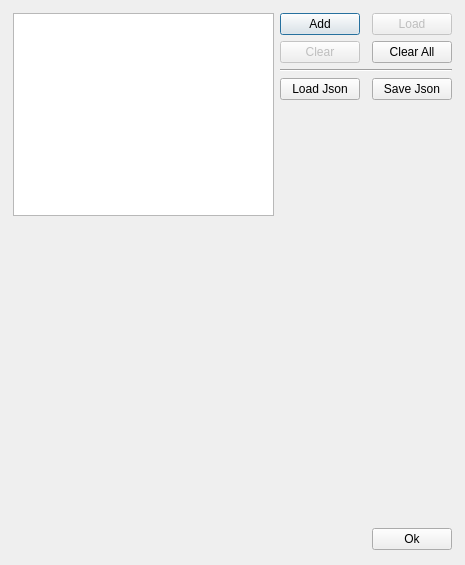
Before: the Qt Designer form SpidrMpx3Eq/qcstmBHWindow.ui in navrit/dexter, drawn with Qt 5.
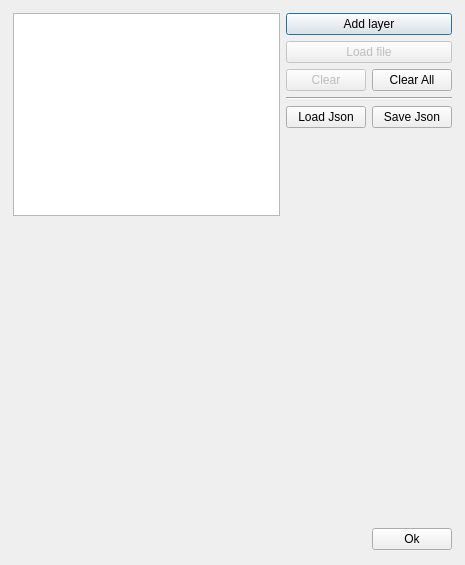
After: the same form once the commit is applied. Custom widgets are drawn as their Qt base class.

```diff
--- a/SpidrMpx3Eq/qcstmBHWindow.ui
+++ b/SpidrMpx3Eq/qcstmBHWindow.ui
@@ -51,7 +51,7 @@
       </item>
       <item>
        <layout class="QGridLayout" name="gridLayout">
-        <item row="1" column="0">
+        <item row="2" column="0">
          <widget class="QPushButton" name="clearButton">
           <property name="enabled">
            <bool>false</bool>
@@ -61,7 +61,7 @@
           </property>
          </widget>
         </item>
-        <item row="4" column="2">
+        <item row="5" column="1">
          <spacer name="verticalSpacer">
           <property name="orientation">
            <enum>Qt::Vertical</enum>
@@ -74,23 +74,7 @@
           </property>
          </spacer>
         </item>
-        <item row="0" column="0">
-         <widget class="QPushButton" name="addButton">
-          <property name="toolTip">
-           <string>&lt;html&gt;&lt;head/&gt;&lt;body&gt;&lt;p&gt;Add .bin file to the correction&lt;/p&gt;&lt;/body&gt;&lt;/html&gt;</string>
-          </property>
-          <property name="text">
-           <string>Add</string>
-          </property>
-          <property name="autoDefault">
-           <bool>true</bool>
-          </property>
-          <property name="default">
-           <bool>true</bool>
-          </property>
-         </widget>
-        </item>
-        <item row="1" column="2">
+        <item row="2" column="1">
          <widget class="QPushButton" name="clearAllButton">
           <property name="enabled">
            <bool>true</bool>
@@ -100,24 +84,14 @@
           </property>
          </widget>
         </item>
-        <item row="3" column="0">
+        <item row="4" column="0">
          <widget class="QPushButton" name="loadJsonButton">
           <property name="text">
            <string>Load Json</string>
           </property>
          </widget>
         </item>
-        <item row="0" column="2">
-         <widget class="QPushButton" name="loadButton">
-          <property name="enabled">
-           <bool>false</bool>
-          </property>
-          <property name="text">
-           <string>Load</string>
-          </property>
-         </widget>
-        </item>
-        <item row="3" column="2">
+        <item row="4" column="1">
          <widget class="QPushButton" name="saveJsonButton">
           <property name="sizePolicy">
            <sizepolicy hsizetype="Fixed" vsizetype="Fixed">
@@ -130,13 +104,42 @@
           </property>
          </widget>
         </item>
-        <item row="2" column="0" colspan="3">
+        <item row="3" column="0" colspan="2">
          <widget class="Line" name="line">
           <property name="orientation">
            <enum>Qt::Horizontal</enum>
           </property>
          </widget>
         </item>
+        <item row="1" column="0" colspan="2">
+         <widget class="QPushButton" name="loadButton">
+          <property name="enabled">
+           <bool>false</bool>
+          </property>
+          <property name="toolTip">
+           <string>&lt;html&gt;&lt;head/&gt;&lt;body&gt;&lt;p&gt;Load .bin file for a selected layer&lt;/p&gt;&lt;/body&gt;&lt;/html&gt;</string>
+          </property>
+          <property name="text">
+           <string>Load file</string>
+          </property>
+         </widget>
+        </item>
+        <item row="0" column="0" colspan="2">
+         <widget class="QPushButton" name="addButton">
+          <property name="toolTip">
+           <string>&lt;html&gt;&lt;head/&gt;&lt;body&gt;&lt;p&gt;Add a material layer with thickness in μm to the correction&lt;/p&gt;&lt;/body&gt;&lt;/html&gt;</string>
+          </property>
+          <property name="text">
+           <string>Add layer</string>
+          </property>
+          <property name="autoDefault">
+           <bool>true</bool>
+          </property>
+          <property name="default">
+           <bool>true</bool>
+          </property>
+         </widget>
+        </item>
        </layout>
       </item>
      </layout>
```
Left out of the diff: 6 changed lines with no effect on the pictures.
